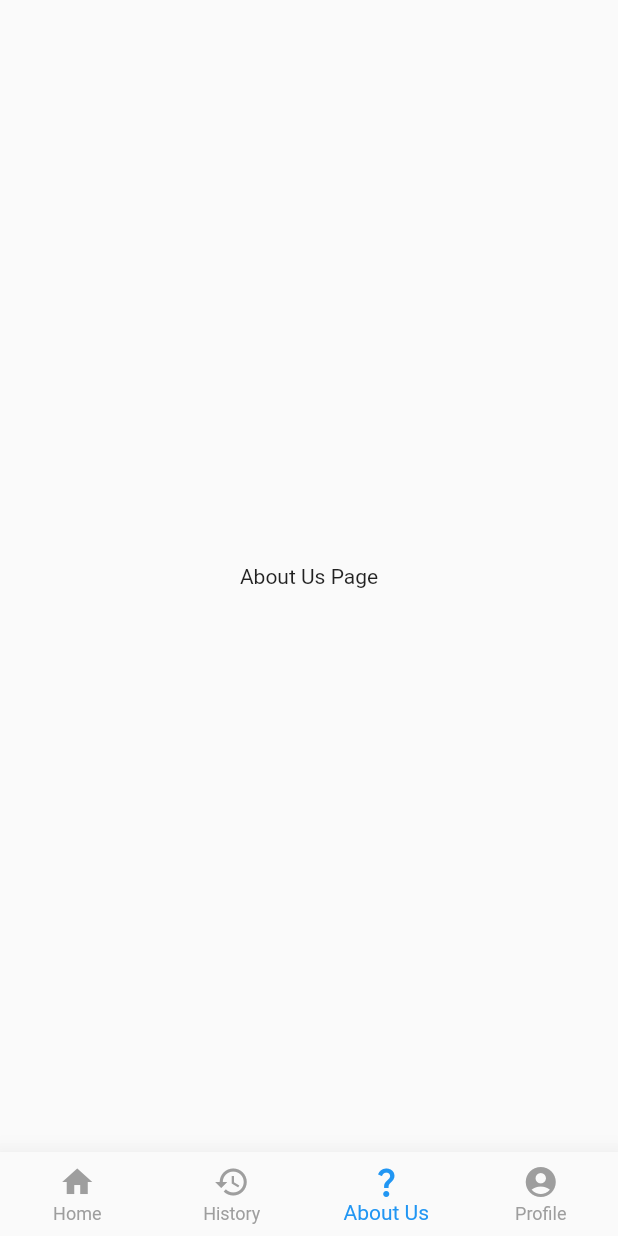
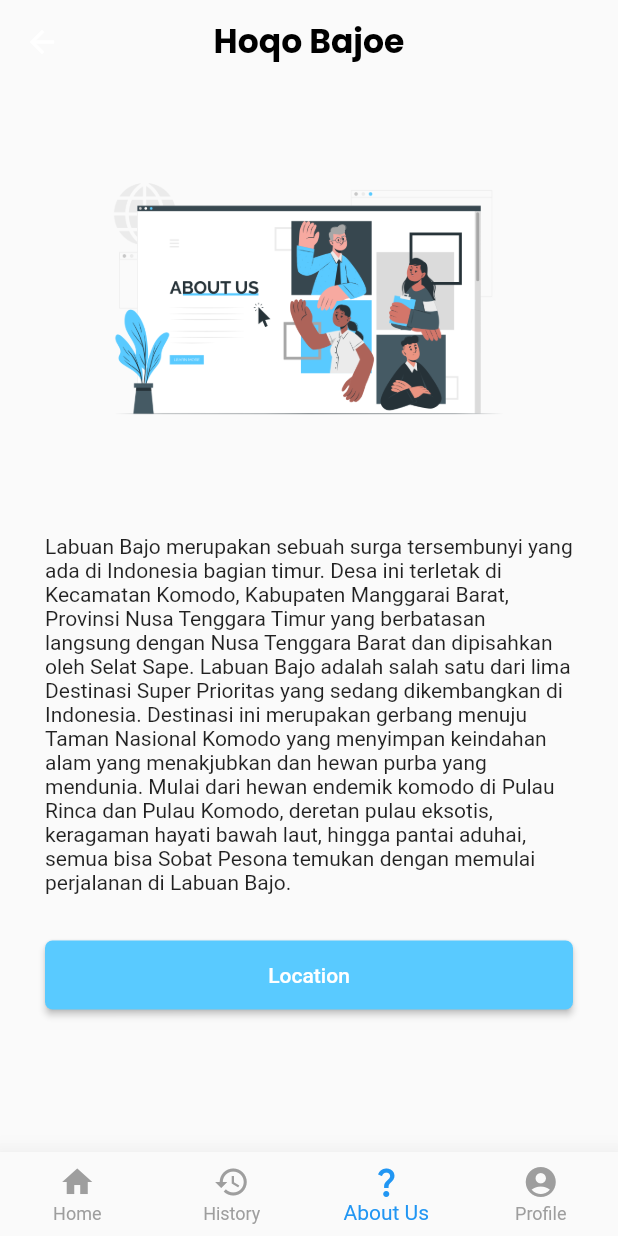
Before and after one commit to HoqoBajoe/fe-flutter, a Flutter app: the screen it shows after launch, item 3 of the bottom bar chosen, on a phone screen of 412 x 824 dp. Run offline on Flutter 3.47's test engine with Material 2 defaults, Android fonts, the phone set to English and light mode, and no system bars; our stand-ins replace carousel_slider, flutter_secure_storage, google_fonts, google_maps_flutter, smooth_page_indicator; network calls fail.

Commit message:
about us page

```diff
--- a/lib/main.dart
+++ b/lib/main.dart
@@ -1,4 +1,5 @@
 import 'package:flutter/material.dart';
+import 'package:hoqobajoe/pages/Location.dart';
 // import 'package:hoqobajoe/components/bottom_navbar.dart';
 import 'package:hoqobajoe/pages/detail_page.dart';
 import 'package:hoqobajoe/pages/home_page.dart';
@@ -31,9 +32,10 @@ class MyApp extends StatelessWidget {
         '/sign_in': (context) => const SignInPage(),
         '/sign_up': (context) => const SignUpPage(),
         '/homepage': (context) => const HomePage(),
-        '/detail_page': (context) => DetailPage(),
+        '/detail_page': (context) => const DetailPage(),
         '/search': (context) => const SearchPage(),
-        '/edit_profile_page': (context) => const EditProfilePage()
+        '/edit_profile_page': (context) => const EditProfilePage(),
+        '/location': (context) => const Location()
       },
     );
   }
--- a/lib/pages/about_us.dart
+++ b/lib/pages/about_us.dart
@@ -1,4 +1,5 @@
 import 'package:flutter/material.dart';
+import 'package:google_fonts/google_fonts.dart';
 
 class AboutUsPage extends StatelessWidget {
   const AboutUsPage({Key? key}) : super(key: key);
@@ -6,8 +7,58 @@ class AboutUsPage extends StatelessWidget {
   @override
   Widget build(BuildContext context) {
     return Scaffold(
-      body: Center(
-        child: Text('About Us Page'),
+      appBar: AppBar(
+        centerTitle: true,
+        title: Text(
+          "Hoqo Bajoe",
+          style: GoogleFonts.poppins(
+              fontSize: 22, fontWeight: FontWeight.bold, color: Colors.black),
+        ),
+        backgroundColor: Colors.transparent,
+        elevation: 0,
+      ),
+      body: SingleChildScrollView(
+        child: Container(
+          padding: const EdgeInsets.symmetric(horizontal: 30),
+          child: Column(
+            // mainAxisAlignment: MainAxisAlignment.center,
+            children: <Widget>[
+              const Align(
+                alignment: Alignment.center,
+                child: Image(
+                  image: AssetImage('assets/images/aboutUs.png'),
+                  fit: BoxFit.contain,
+                  width: 300,
+                ),
+              ),
+              const Text(
+                "Labuan Bajo merupakan sebuah surga tersembunyi yang ada di Indonesia bagian timur. Desa ini terletak di Kecamatan Komodo, Kabupaten Manggarai Barat, Provinsi Nusa Tenggara Timur yang berbatasan langsung dengan Nusa Tenggara Barat dan dipisahkan oleh Selat Sape. Labuan Bajo adalah salah satu dari lima Destinasi Super Prioritas yang sedang dikembangkan di Indonesia. Destinasi ini merupakan gerbang menuju Taman Nasional Komodo yang menyimpan keindahan alam yang menakjubkan dan hewan purba yang mendunia. Mulai dari hewan endemik komodo di Pulau Rinca dan Pulau Komodo, deretan pulau eksotis, keragaman hayati bawah laut, hingga pantai aduhai, semua bisa Sobat Pesona temukan dengan memulai perjalanan di Labuan Bajo.",
+              ),
+              const SizedBox(
+                height: 30,
+              ),
+              Container(
+                  width: MediaQuery.of(context).size.width,
+                  margin: const EdgeInsets.only(bottom: 5),
+                  child: ElevatedButton(
+                    onPressed: () {
+                      Navigator.pushNamed(context, '/location');
+                    },
+                    child: const Text(
+                      "Location",
+                      style: TextStyle(color: Colors.white),
+                    ),
+                    style: ElevatedButton.styleFrom(
+                      primary: const Color(0xff59CAFF),
+                      padding: const EdgeInsets.all(15),
+                      shape: RoundedRectangleBorder(
+                        borderRadius: BorderRadius.circular(5.0),
+                      ),
+                    ),
+                  )),
+            ],
+          ),
+        ),
       ),
     );
   }
--- /dev/null
+++ b/lib/pages/location.dart
@@ -0,0 +1,44 @@
+import 'package:flutter/material.dart';
+import 'package:google_maps_flutter/google_maps_flutter.dart';
+
+class Location extends StatefulWidget {
+  const Location({Key? key}) : super(key: key);
+
+  @override
+  State<Location> createState() => _LocationState();
+}
+
+class _LocationState extends State<Location> {
+  static const LatLng _kMapCenter = LatLng(-6.97299, 107.63030);
+  static const CameraPosition _kInitialPosition =
+      CameraPosition(target: _kMapCenter, zoom: 11.0, tilt: 0, bearing: 0);
+  @override
+  Widget build(BuildContext context) {
+    return Scaffold(
+      appBar: AppBar(
+        backgroundColor: const Color(0xff59CAFF),
+        elevation: 0,
+        title: const Text(
+          "Hoqo Bajoe",
+          style: TextStyle(
+              fontWeight: FontWeight.bold, fontSize: 22, color: Colors.white),
+        ),
+        centerTitle: true,
+      ),
+      body: GoogleMap(
+        initialCameraPosition: _kInitialPosition,
+        markers: _createMarker(),
+      ),
+    );
+  }
+
+  Set<Marker> _createMarker() {
+    return {
+      const Marker(
+        markerId: MarkerId("Hoqo Bajoe"),
+        position: _kMapCenter,
+        infoWindow: InfoWindow(title: 'Hoqo Bajoe'),
+      ),
+    };
+  }
+}
--- a/pubspec.yaml
+++ b/pubspec.yaml
@@ -39,6 +39,8 @@ dependencies:
   http: ^0.13.4
   flutter_secure_storage: ^5.0.2
   intl: ^0.17.0
+  google_maps_flutter: ^2.1.8
+  flutter_rating_bar: ^4.0.1
 
 dev_dependencies:
   flutter_test:
@@ -64,6 +66,7 @@ flutter:
   # To add assets to your application, add an assets section, like this:
   assets:
     - assets/images/
+    - assets/images/aboutUs.png
   #   - images/a_dot_burr.jpeg
   #   - images/a_dot_ham.jpeg
 
```
Also changed, not shown: lib/pages/detail_page.dart (+44 -44 lines), assets/images/aboutUs.png (added), pubspec.lock, 2 other files.
